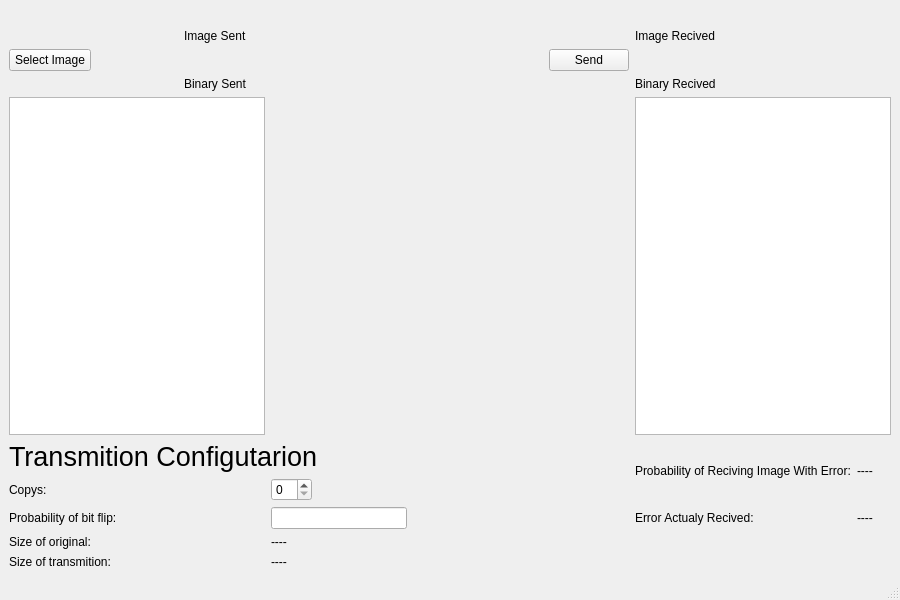
The window that MainUI.ui (Nick-Petruccelli/Error-Correcting-Transmition) describes before a commit, drawn with Qt 5.
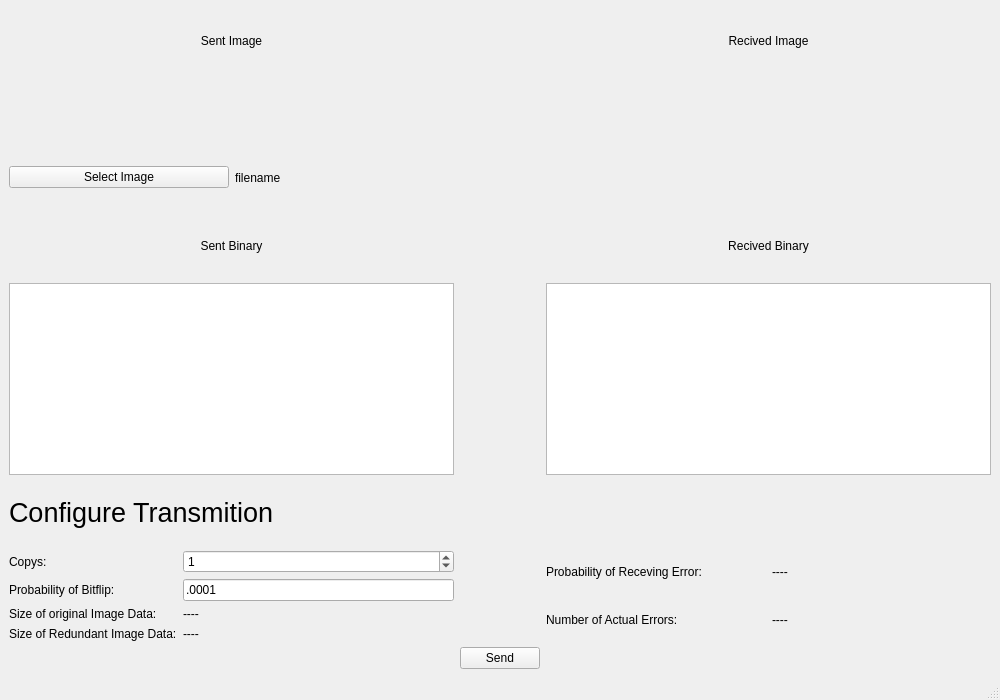
The same window after the commit. Icons and pictures are not drawn.

Commit message: remade ui and started work on implementing user interaction

The edit to the form file:
```diff
--- a/MainUI.ui
+++ b/MainUI.ui
@@ -6,8 +6,8 @@
    <rect>
     <x>0</x>
     <y>0</y>
-    <width>900</width>
-    <height>600</height>
+    <width>1000</width>
+    <height>700</height>
    </rect>
   </property>
   <property name="windowTitle">
@@ -15,224 +15,221 @@
   </property>
   <widget class="QWidget" name="centralwidget">
    <layout class="QGridLayout" name="gridLayout">
-    <item row="9" column="0" colspan="2">
-     <widget class="QLabel" name="label_7">
-      <property name="text">
-       <string>Size of transmition:</string>
+    <item row="6" column="3">
+     <widget class="QTextBrowser" name="dis_binary_recevied">
+      <property name="sizePolicy">
+       <sizepolicy hsizetype="Expanding" vsizetype="Minimum">
+        <horstretch>0</horstretch>
+        <verstretch>0</verstretch>
+       </sizepolicy>
       </property>
      </widget>
     </item>
-    <item row="2" column="0">
-     <widget class="QPushButton" name="select_image_button">
-      <property name="text">
-       <string>Select Image</string>
+    <item row="6" column="1">
+     <widget class="QTextBrowser" name="dis_binary_sent">
+      <property name="sizePolicy">
+       <sizepolicy hsizetype="Expanding" vsizetype="Minimum">
+        <horstretch>0</horstretch>
+        <verstretch>0</verstretch>
+       </sizepolicy>
       </property>
      </widget>
     </item>
-    <item row="0" column="0" rowspan="2" colspan="4">
-     <widget class="QLabel" name="original_image_display">
-      <property name="styleSheet">
-       <string notr="true"/>
-      </property>
-      <property name="text">
-       <string/>
-      </property>
-      <property name="pixmap">
-       <pixmap resource="original_image.qrc">:/newPrefix/square-128.png</pixmap>
-      </property>
-      <property name="scaledContents">
-       <bool>true</bool>
-      </property>
-     </widget>
-    </item>
-    <item row="5" column="5" rowspan="2">
+    <item row="5" column="3">
      <widget class="QLabel" name="label_12">
       <property name="text">
-       <string>Probability of Reciving Image With Error:</string>
+       <string>Recived Binary</string>
       </property>
+      <property name="alignment">
+       <set>Qt::AlignCenter</set>
+      </property>
      </widget>
     </item>
-    <item row="2" column="1" colspan="3">
-     <widget class="QLabel" name="original_image_path">
-      <property name="font">
-       <font>
-        <pointsize>10</pointsize>
-       </font>
+    <item row="3" column="1">
+     <widget class="QLabel" name="dis_sent_img">
+      <property name="sizePolicy">
+       <sizepolicy hsizetype="Preferred" vsizetype="Preferred">
+        <horstretch>0</horstretch>
+        <verstretch>0</verstretch>
+       </sizepolicy>
       </property>
       <property name="text">
        <string/>
       </property>
      </widget>
     </item>
-    <item row="1" column="5">
-     <widget class="QLabel" name="label_3">
+    <item row="3" column="3">
+     <widget class="QLabel" name="dis_recived_img">
       <property name="text">
-       <string>Image Recived</string>
+       <string/>
       </property>
      </widget>
     </item>
-    <item row="5" column="0" colspan="4">
-     <widget class="QLabel" name="label_4">
+    <item row="9" column="3">
+     <layout class="QGridLayout" name="gridLayout_2">
+      <item row="1" column="0">
+       <widget class="QLabel" name="label_8">
+        <property name="text">
+         <string>Number of Actual Errors:</string>
+        </property>
+       </widget>
+      </item>
+      <item row="0" column="0">
+       <widget class="QLabel" name="label_7">
+        <property name="text">
+         <string>Probability of Receving Error:</string>
+        </property>
+       </widget>
+      </item>
+      <item row="0" column="1">
+       <widget class="QLabel" name="dis_prob_of_err">
+        <property name="text">
+         <string>----</string>
+        </property>
+       </widget>
+      </item>
+      <item row="1" column="1">
+       <widget class="QLabel" name="dis_actual_errs">
+        <property name="text">
+         <string>----</string>
+        </property>
+       </widget>
+      </item>
+     </layout>
+    </item>
+    <item row="2" column="1">
+     <widget class="QLabel" name="label_9">
+      <property name="layoutDirection">
+       <enum>Qt::LeftToRight</enum>
+      </property>
+      <property name="text">
+       <string>Sent Image</string>
+      </property>
+      <property name="alignment">
+       <set>Qt::AlignCenter</set>
+      </property>
+     </widget>
+    </item>
+    <item row="5" column="1">
+     <widget class="QLabel" name="label_11">
+      <property name="text">
+       <string>Sent Binary</string>
+      </property>
+      <property name="alignment">
+       <set>Qt::AlignCenter</set>
+      </property>
+     </widget>
+    </item>
+    <item row="9" column="1">
+     <layout class="QGridLayout" name="gridLayout_3">
+      <item row="0" column="1">
+       <widget class="QSpinBox" name="sel_copys">
+        <property name="value">
+         <number>1</number>
+        </property>
+       </widget>
+      </item>
+      <item row="3" column="0">
+       <widget class="QLabel" name="label_6">
+        <property name="text">
+         <string>Size of Redundant Image Data:</string>
+        </property>
+       </widget>
+      </item>
+      <item row="1" column="1">
+       <widget class="QLineEdit" name="sel_prob_bitfilp">
+        <property name="text">
+         <string>.0001</string>
+        </property>
+       </widget>
+      </item>
+      <item row="0" column="0">
+       <widget class="QLabel" name="label_3">
+        <property name="text">
+         <string>Copys:</string>
+        </property>
+       </widget>
+      </item>
+      <item row="1" column="0">
+       <widget class="QLabel" name="label_4">
+        <property name="text">
+         <string>Probability of Bitflip:</string>
+        </property>
+       </widget>
+      </item>
+      <item row="3" column="1">
+       <widget class="QLabel" name="dis_size_of_redundant">
+        <property name="text">
+         <string>----</string>
+        </property>
+       </widget>
+      </item>
+      <item row="2" column="0">
+       <widget class="QLabel" name="label_5">
+        <property name="text">
+         <string>Size of original Image Data:</string>
+        </property>
+       </widget>
+      </item>
+      <item row="2" column="1">
+       <widget class="QLabel" name="dis_size_of_orig">
+        <property name="text">
+         <string>----</string>
+        </property>
+       </widget>
+      </item>
+     </layout>
+    </item>
+    <item row="7" column="1">
+     <widget class="QLabel" name="label_15">
       <property name="font">
        <font>
         <pointsize>20</pointsize>
        </font>
       </property>
       <property name="text">
-       <string>Transmition Configutarion</string>
+       <string>Configure Transmition</string>
       </property>
      </widget>
     </item>
-    <item row="6" column="0" colspan="3">
-     <widget class="QLabel" name="label">
-      <property name="text">
-       <string>Copys:</string>
+    <item row="18" column="2">
+     <widget class="QPushButton" name="btn_send">
+      <property name="sizePolicy">
+       <sizepolicy hsizetype="Minimum" vsizetype="Fixed">
+        <horstretch>0</horstretch>
+        <verstretch>0</verstretch>
+       </sizepolicy>
       </property>
-     </widget>
-    </item>
-    <item row="7" column="0" colspan="2">
-     <widget class="QLabel" name="label_5">
-      <property name="text">
-       <string>Probability of bit flip:</string>
-      </property>
-     </widget>
-    </item>
-    <item row="2" column="4">
-     <widget class="QPushButton" name="send_button">
       <property name="text">
        <string>Send</string>
       </property>
      </widget>
     </item>
-    <item row="5" column="6" rowspan="2">
-     <widget class="QLabel" name="error_rec_prob_dis">
-      <property name="text">
-       <string>----</string>
-      </property>
-     </widget>
-    </item>
-    <item row="3" column="2" colspan="2">
+    <item row="2" column="3">
      <widget class="QLabel" name="label_10">
       <property name="text">
-       <string>Binary Sent</string>
+       <string>Recived Image</string>
       </property>
-     </widget>
-    </item>
-    <item row="8" column="3">
-     <widget class="QLabel" name="size_of_orig_dis">
-      <property name="text">
-       <string>----</string>
+      <property name="alignment">
+       <set>Qt::AlignCenter</set>
       </property>
      </widget>
     </item>
-    <item row="4" column="5" colspan="2">
-     <widget class="QTextBrowser" name="textBrowser_2"/>
-    </item>
-    <item row="1" column="2" colspan="2">
-     <widget class="QLabel" name="label_2">
-      <property name="text">
-       <string>Image Sent</string>
-      </property>
-     </widget>
-    </item>
-    <item row="7" column="5">
-     <widget class="QLabel" name="label_14">
-      <property name="text">
-       <string>Error Actualy Recived:</string>
-      </property>
-     </widget>
-    </item>
-    <item row="8" column="0">
-     <widget class="QLabel" name="label_6">
-      <property name="text">
-       <string>Size of original:</string>
-      </property>
-     </widget>
-    </item>
-    <item row="0" column="5" colspan="2">
-     <widget class="QLabel" name="recived_image_display">
-      <property name="styleSheet">
-       <string notr="true"/>
-      </property>
-      <property name="text">
-       <string/>
-      </property>
-      <property name="pixmap">
-       <pixmap resource="original_image.qrc">:/newPrefix/square-128.png</pixmap>
-      </property>
-      <property name="scaledContents">
-       <bool>true</bool>
-      </property>
-     </widget>
-    </item>
-    <item row="7" column="6">
-     <widget class="QLabel" name="error_actualy_rec_dis">
-      <property name="text">
-       <string>----</string>
-      </property>
-     </widget>
-    </item>
-    <item row="3" column="5">
-     <widget class="QLabel" name="label_11">
-      <property name="text">
-       <string>Binary Recived</string>
-      </property>
-     </widget>
-    </item>
-    <item row="9" column="3">
-     <widget class="QLabel" name="size_of_rec_dis">
-      <property name="text">
-       <string>----</string>
-      </property>
-     </widget>
-    </item>
-    <item row="4" column="0" colspan="3">
-     <widget class="QTextBrowser" name="textBrowser">
-      <property name="sizeIncrement">
-       <size>
-        <width>3</width>
-        <height>1</height>
-       </size>
-      </property>
-     </widget>
-    </item>
-    <item row="7" column="3">
+    <item row="4" column="1">
      <layout class="QHBoxLayout" name="horizontalLayout">
       <item>
-       <widget class="QLineEdit" name="lineEdit"/>
-      </item>
-      <item>
-       <spacer name="horizontalSpacer">
-        <property name="orientation">
-         <enum>Qt::Horizontal</enum>
+       <widget class="QPushButton" name="btn_select_image">
+        <property name="text">
+         <string>Select Image</string>
         </property>
-        <property name="sizeHint" stdset="0">
-         <size>
-          <width>40</width>
-          <height>20</height>
-         </size>
-        </property>
-       </spacer>
+       </widget>
       </item>
-     </layout>
-    </item>
-    <item row="6" column="3">
-     <layout class="QHBoxLayout" name="horizontalLayout_2">
       <item>
-       <widget class="QSpinBox" name="copys_select"/>
-      </item>
-      <item>
-       <spacer name="horizontalSpacer_2">
-        <property name="orientation">
-         <enum>Qt::Horizontal</enum>
+       <widget class="QLabel" name="dis_sent_filename">
+        <property name="text">
+         <string>filename</string>
         </property>
-        <property name="sizeHint" stdset="0">
-         <size>
-          <width>40</width>
-          <height>20</height>
-         </size>
-        </property>
-       </spacer>
+       </widget>
       </item>
      </layout>
     </item>
```
Left out of the diff: 6 changed lines with no effect on the pictures. The commit also changes 3 other files.
